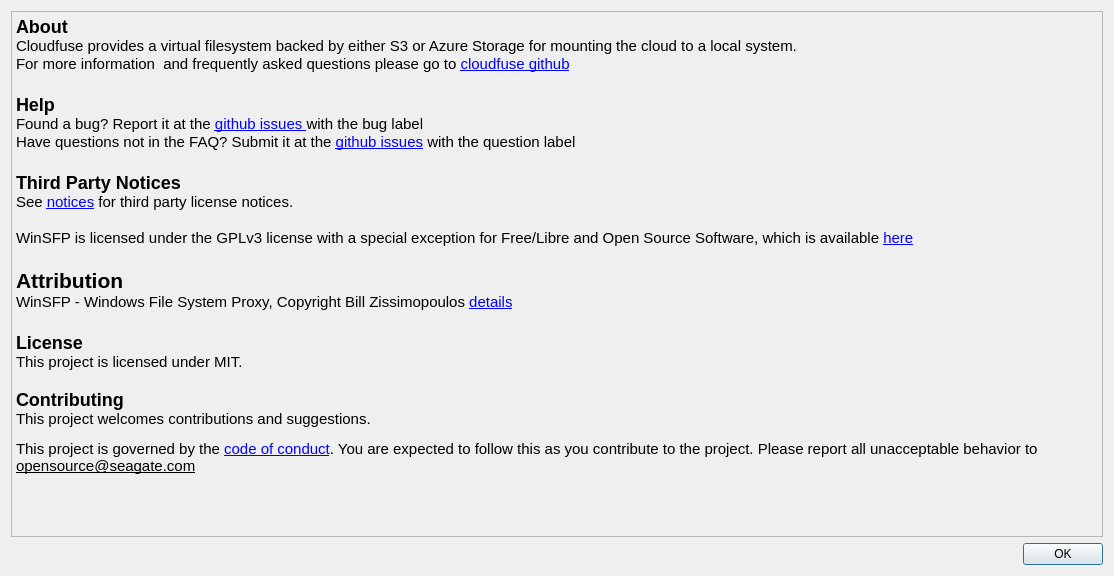
Old version of the form gui/about_dialog.ui in the repository Seagate/cloudfuse.
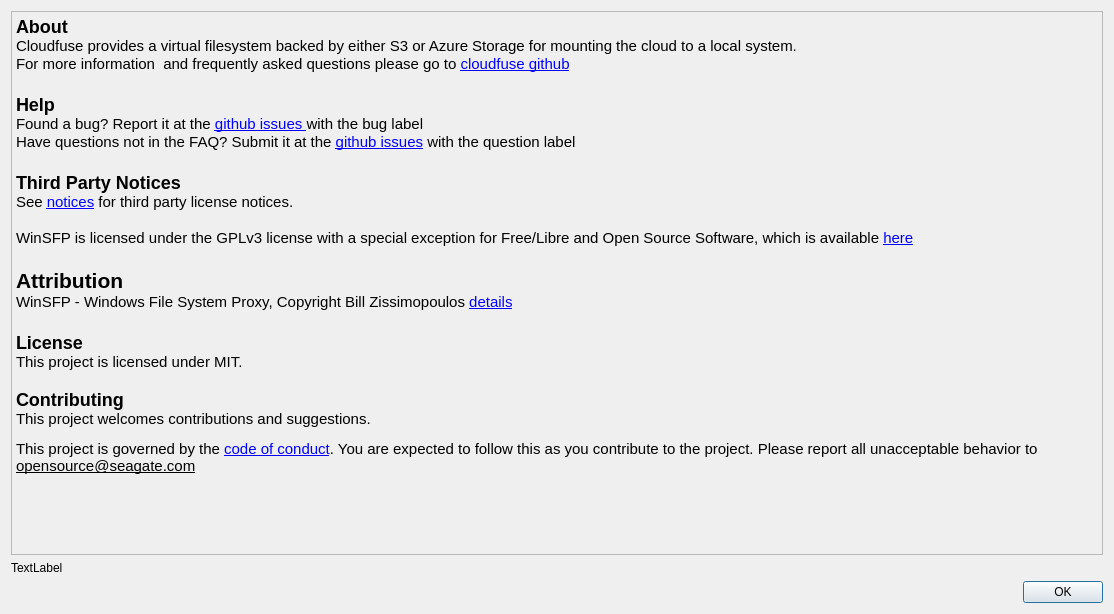
New version of the form.

Commit message:
Put cloud fuse version in gui about window (#128)
* Initial commit - change of ui, class init, etc

* move the version label to bottom

* Qlabel initial font

* Fix fonts, capitalize Cloudfuse

* change executable not found message

* put in else condition for cloudfuseversion

```diff
--- a/gui/about_dialog.ui
+++ b/gui/about_dialog.ui
@@ -7,14 +7,14 @@
     <x>0</x>
     <y>0</y>
     <width>1114</width>
-    <height>576</height>
+    <height>614</height>
    </rect>
   </property>
   <property name="windowTitle">
    <string>About CloudFUSE</string>
   </property>
   <layout class="QGridLayout" name="gridLayout">
-   <item row="0" column="0">
+   <item row="2" column="0">
     <widget class="QTextBrowser" name="textBrowser">
      <property name="styleSheet">
       <string notr="true">background-color: rgb(239, 239, 239);
@@ -50,13 +50,20 @@
      </property>
     </widget>
    </item>
-   <item row="1" column="0">
+   <item row="4" column="0">
     <widget class="QDialogButtonBox" name="buttonBox">
      <property name="standardButtons">
       <set>QDialogButtonBox::Ok</set>
      </property>
     </widget>
    </item>
+   <item row="3" column="0">
+    <widget class="QLabel" name="labelcloudfuseVersion">
+     <property name="text">
+      <string>TextLabel</string>
+     </property>
+    </widget>
+   </item>
   </layout>
  </widget>
  <resources/>
```
The commit also changes 2 other files.
